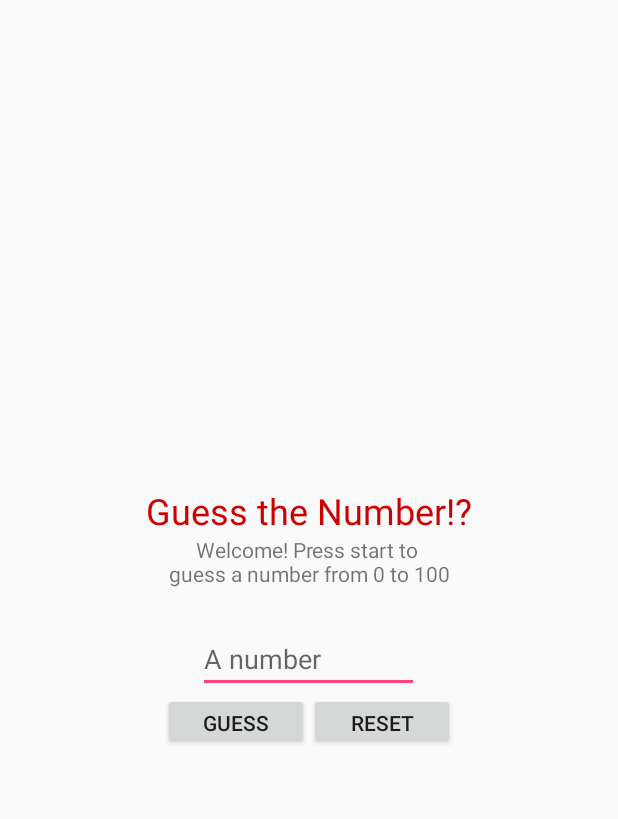
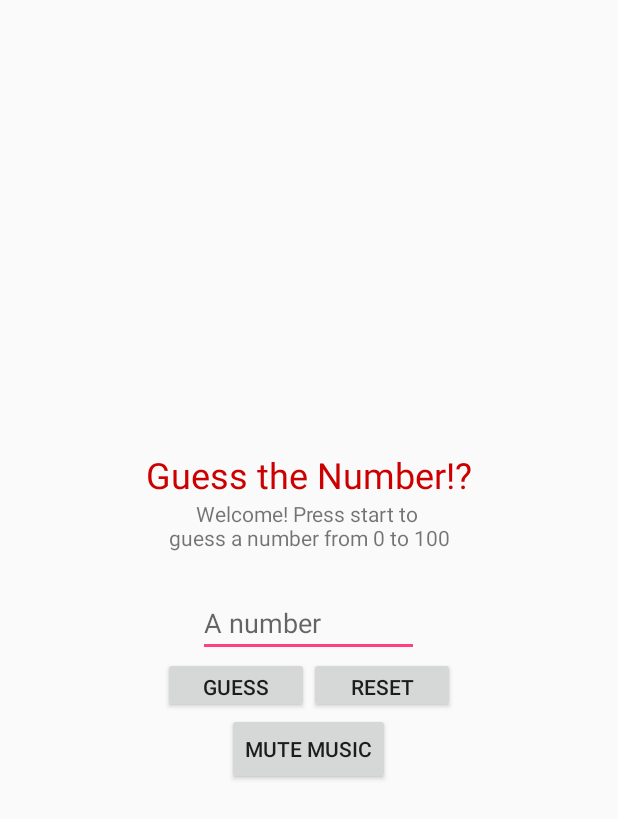
Before and after one commit to anarghya-das/Game, an Android app: the layout activity_main.xml on its own in the app's theme, with its tools: preview values and no code run, on a phone screen of 412 x 824 dp. Shown: the top 819 px of the screen. Run offline under Robolectric (Android 15) with nearby library versions, the phone set to English and light mode, and no system bars.

Commit message:
added music and mute option!

```diff
--- a/app/src/main/res/layout/activity_main.xml
+++ b/app/src/main/res/layout/activity_main.xml
@@ -80,4 +80,11 @@
 
     </LinearLayout>
 
+    <Button
+        android:id="@+id/button"
+        android:layout_width="wrap_content"
+        android:layout_height="wrap_content"
+        android:text="Mute Music"
+        android:onClick="stopMusic"/>
+
 </LinearLayout>
```
Also changed, not shown: app/src/main/java/com/example/anarg/game/MainActivity.java (+9 -0 lines), 1 other file.
